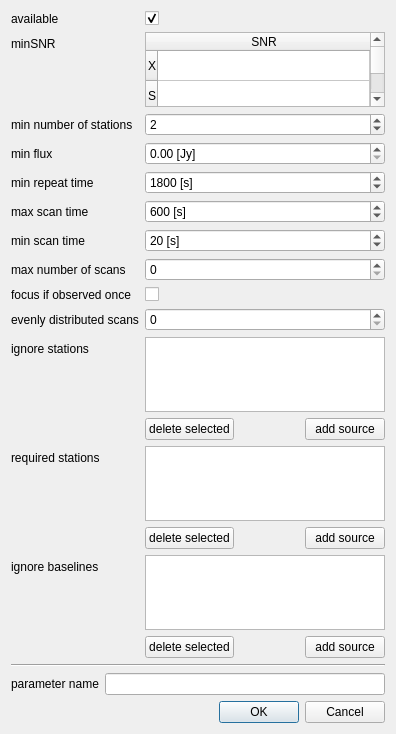
Qt form sourceparametersdialog.ui (TUW-VieVS/VieSchedpp) before a commit.
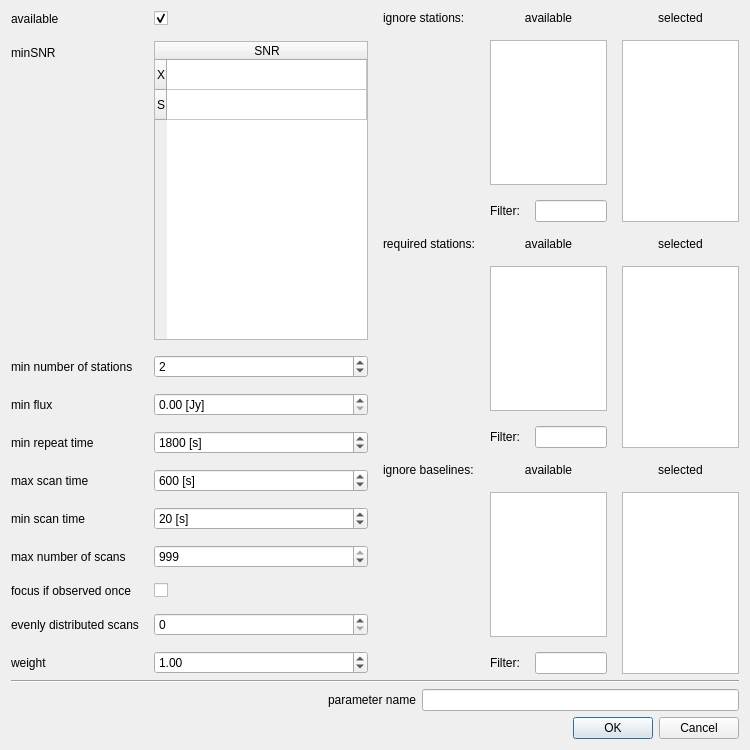
The same form after that commit.

The edit to the form file:
```diff
--- a/sourceparametersdialog.ui
+++ b/sourceparametersdialog.ui
@@ -6,14 +6,19 @@
    <rect>
     <x>0</x>
     <y>0</y>
-    <width>396</width>
-    <height>734</height>
+    <width>750</width>
+    <height>750</height>
    </rect>
   </property>
   <property name="windowTitle">
    <string>Dialog</string>
   </property>
-  <layout class="QVBoxLayout" name="verticalLayout_4">
+  <layout class="QVBoxLayout" name="verticalLayout">
+   <item>
+    <layout class="QHBoxLayout" name="horizontalLayout_8" stretch="1,1">
+     <property name="spacing">
+      <number>15</number>
+     </property>
    <item>
     <layout class="QFormLayout" name="formLayout">
      <item row="0" column="0">
@@ -86,6 +91,16 @@
        </property>
       </widget>
      </item>
+       <item row="3" column="1">
+        <widget class="QDoubleSpinBox" name="doubleSpinBox_minFlux">
+         <property name="suffix">
+          <string> [Jy]</string>
+         </property>
+         <property name="singleStep">
+          <double>0.100000000000000</double>
+         </property>
+        </widget>
+       </item>
      <item row="4" column="0">
       <widget class="QLabel" name="label">
        <property name="text">
@@ -139,69 +154,8 @@
        </property>
       </widget>
      </item>
-     <item row="10" column="0">
-      <widget class="QLabel" name="label_4">
-       <property name="text">
-        <string>ignore stations</string>
-       </property>
-      </widget>
-     </item>
-     <item row="10" column="1">
-      <layout class="QVBoxLayout" name="verticalLayout">
-       <item>
-        <widget class="QListWidget" name="listWidget">
-         <item>
-          <property name="text">
-           <string/>
-          </property>
-         </item>
-        </widget>
-       </item>
-       <item>
-        <layout class="QHBoxLayout" name="horizontalLayout">
-         <item>
-          <widget class="QPushButton" name="pushButton_2">
-           <property name="text">
-            <string>delete selected</string>
-           </property>
-          </widget>
-         </item>
-         <item>
-          <spacer name="horizontalSpacer">
-           <property name="orientation">
-            <enum>Qt::Horizontal</enum>
-           </property>
-           <property name="sizeHint" stdset="0">
-            <size>
-             <width>40</width>
-             <height>20</height>
-            </size>
-           </property>
-          </spacer>
-         </item>
-         <item>
-          <widget class="QPushButton" name="pushButton">
-           <property name="text">
-            <string>add source</string>
-           </property>
-          </widget>
-         </item>
-        </layout>
-       </item>
-      </layout>
-     </item>
-     <item row="3" column="1">
-      <widget class="QDoubleSpinBox" name="doubleSpinBox_2">
-       <property name="suffix">
-        <string> [Jy]</string>
-       </property>
-       <property name="singleStep">
-        <double>0.100000000000000</double>
-       </property>
-      </widget>
-     </item>
      <item row="6" column="1">
-      <widget class="QSpinBox" name="spinBox">
+        <widget class="QSpinBox" name="spinBox_minScanTime">
        <property name="suffix">
         <string> [s]</string>
        </property>
@@ -227,7 +181,14 @@
       </widget>
      </item>
      <item row="7" column="1">
-      <widget class="QSpinBox" name="spinBox_2"/>
+        <widget class="QSpinBox" name="spinBox_maxNumberOfScans">
+         <property name="maximum">
+          <number>999</number>
+         </property>
+         <property name="value">
+          <number>999</number>
+         </property>
+        </widget>
      </item>
      <item row="8" column="0">
       <widget class="QLabel" name="label_7">
@@ -243,108 +204,6 @@
        </property>
       </widget>
      </item>
-     <item row="12" column="0">
-      <widget class="QLabel" name="label_8">
-       <property name="text">
-        <string>ignore baselines</string>
-       </property>
-      </widget>
-     </item>
-     <item row="12" column="1">
-      <layout class="QVBoxLayout" name="verticalLayout_2">
-       <item>
-        <widget class="QListWidget" name="listWidget_2">
-         <item>
-          <property name="text">
-           <string/>
-          </property>
-         </item>
-        </widget>
-       </item>
-       <item>
-        <layout class="QHBoxLayout" name="horizontalLayout_3">
-         <item>
-          <widget class="QPushButton" name="pushButton_3">
-           <property name="text">
-            <string>delete selected</string>
-           </property>
-          </widget>
-         </item>
-         <item>
-          <spacer name="horizontalSpacer_2">
-           <property name="orientation">
-            <enum>Qt::Horizontal</enum>
-           </property>
-           <property name="sizeHint" stdset="0">
-            <size>
-             <width>40</width>
-             <height>20</height>
-            </size>
-           </property>
-          </spacer>
-         </item>
-         <item>
-          <widget class="QPushButton" name="pushButton_4">
-           <property name="text">
-            <string>add source</string>
-           </property>
-          </widget>
-         </item>
-        </layout>
-       </item>
-      </layout>
-     </item>
-     <item row="11" column="0">
-      <widget class="QLabel" name="label_9">
-       <property name="text">
-        <string>required stations</string>
-       </property>
-      </widget>
-     </item>
-     <item row="11" column="1">
-      <layout class="QVBoxLayout" name="verticalLayout_3">
-       <item>
-        <widget class="QListWidget" name="listWidget_3">
-         <item>
-          <property name="text">
-           <string/>
-          </property>
-         </item>
-        </widget>
-       </item>
-       <item>
-        <layout class="QHBoxLayout" name="horizontalLayout_4">
-         <item>
-          <widget class="QPushButton" name="pushButton_5">
-           <property name="text">
-            <string>delete selected</string>
-           </property>
-          </widget>
-         </item>
-         <item>
-          <spacer name="horizontalSpacer_3">
-           <property name="orientation">
-            <enum>Qt::Horizontal</enum>
-           </property>
-           <property name="sizeHint" stdset="0">
-            <size>
-             <width>40</width>
-             <height>20</height>
-            </size>
-           </property>
-          </spacer>
-         </item>
-         <item>
-          <widget class="QPushButton" name="pushButton_6">
-           <property name="text">
-            <string>add source</string>
-           </property>
-          </widget>
-         </item>
-        </layout>
-       </item>
-      </layout>
-     </item>
      <item row="9" column="0">
       <widget class="QLabel" name="label_10">
        <property name="text">
@@ -353,7 +212,265 @@
       </widget>
      </item>
      <item row="9" column="1">
-      <widget class="QSpinBox" name="spinBox_5"/>
+        <widget class="QSpinBox" name="spinBox_evenlyDistScans">
+         <property name="maximum">
+          <number>999</number>
+         </property>
+        </widget>
+       </item>
+       <item row="10" column="0">
+        <widget class="QLabel" name="weightLabel">
+         <property name="text">
+          <string>weight</string>
+         </property>
+        </widget>
+       </item>
+       <item row="10" column="1">
+        <widget class="QDoubleSpinBox" name="weightDoubleSpinBox">
+         <property name="singleStep">
+          <double>0.100000000000000</double>
+         </property>
+         <property name="value">
+          <double>1.000000000000000</double>
+         </property>
+        </widget>
+       </item>
+      </layout>
+     </item>
+     <item>
+      <layout class="QFormLayout" name="formLayout_2">
+       <item row="0" column="0">
+        <widget class="QLabel" name="label_4">
+         <property name="text">
+          <string>ignore stations:</string>
+         </property>
+         <property name="alignment">
+          <set>Qt::AlignLeading|Qt::AlignLeft|Qt::AlignTop</set>
+         </property>
+        </widget>
+       </item>
+       <item row="0" column="1">
+        <layout class="QHBoxLayout" name="horizontalLayout_3">
+         <item>
+          <layout class="QVBoxLayout" name="verticalLayout_2">
+           <item>
+            <widget class="QLabel" name="label_11">
+             <property name="text">
+              <string>available</string>
+             </property>
+             <property name="alignment">
+              <set>Qt::AlignCenter</set>
+             </property>
+            </widget>
+           </item>
+           <item>
+            <widget class="QListView" name="listView_ignoreStations">
+             <property name="editTriggers">
+              <set>QAbstractItemView::NoEditTriggers</set>
+             </property>
+            </widget>
+           </item>
+           <item>
+            <layout class="QHBoxLayout" name="horizontalLayout">
+             <item>
+              <widget class="QLabel" name="label_12">
+               <property name="text">
+                <string>Filter:</string>
+               </property>
+              </widget>
+             </item>
+             <item>
+              <widget class="QLineEdit" name="lineEdit_ignoreStations">
+               <property name="inputMask">
+                <string/>
+               </property>
+               <property name="text">
+                <string/>
+               </property>
+              </widget>
+             </item>
+            </layout>
+           </item>
+          </layout>
+         </item>
+         <item>
+          <layout class="QVBoxLayout" name="verticalLayout_3">
+           <item>
+            <widget class="QLabel" name="label_13">
+             <property name="text">
+              <string>selected</string>
+             </property>
+             <property name="alignment">
+              <set>Qt::AlignCenter</set>
+             </property>
+            </widget>
+           </item>
+           <item>
+            <widget class="QListWidget" name="listWidget_selectedIgnoreStations">
+             <property name="editTriggers">
+              <set>QAbstractItemView::NoEditTriggers</set>
+             </property>
+            </widget>
+           </item>
+          </layout>
+         </item>
+        </layout>
+       </item>
+       <item row="1" column="0">
+        <widget class="QLabel" name="label_9">
+         <property name="text">
+          <string>required stations:</string>
+         </property>
+         <property name="alignment">
+          <set>Qt::AlignLeading|Qt::AlignLeft|Qt::AlignTop</set>
+         </property>
+        </widget>
+       </item>
+       <item row="1" column="1">
+        <layout class="QHBoxLayout" name="horizontalLayout_4">
+         <item>
+          <layout class="QVBoxLayout" name="verticalLayout_4">
+           <item>
+            <widget class="QLabel" name="label_14">
+             <property name="text">
+              <string>available</string>
+             </property>
+             <property name="alignment">
+              <set>Qt::AlignCenter</set>
+             </property>
+            </widget>
+           </item>
+           <item>
+            <widget class="QListView" name="listView_requiredStations">
+             <property name="editTriggers">
+              <set>QAbstractItemView::NoEditTriggers</set>
+             </property>
+            </widget>
+           </item>
+           <item>
+            <layout class="QHBoxLayout" name="horizontalLayout_5">
+             <item>
+              <widget class="QLabel" name="label_15">
+               <property name="text">
+                <string>Filter:</string>
+               </property>
+              </widget>
+             </item>
+             <item>
+              <widget class="QLineEdit" name="lineEdit_filterRequiredStations">
+               <property name="inputMask">
+                <string/>
+               </property>
+               <property name="text">
+                <string/>
+               </property>
+              </widget>
+             </item>
+            </layout>
+           </item>
+          </layout>
+         </item>
+         <item>
+          <layout class="QVBoxLayout" name="verticalLayout_5">
+           <item>
+            <widget class="QLabel" name="label_16">
+             <property name="text">
+              <string>selected</string>
+             </property>
+             <property name="alignment">
+              <set>Qt::AlignCenter</set>
+             </property>
+            </widget>
+           </item>
+           <item>
+            <widget class="QListWidget" name="listWidget_selectedRequiredStations">
+             <property name="editTriggers">
+              <set>QAbstractItemView::NoEditTriggers</set>
+             </property>
+            </widget>
+           </item>
+          </layout>
+         </item>
+        </layout>
+       </item>
+       <item row="2" column="0">
+        <widget class="QLabel" name="label_8">
+         <property name="text">
+          <string>ignore baselines:</string>
+         </property>
+         <property name="alignment">
+          <set>Qt::AlignLeading|Qt::AlignLeft|Qt::AlignTop</set>
+         </property>
+        </widget>
+       </item>
+       <item row="2" column="1">
+        <layout class="QHBoxLayout" name="horizontalLayout_6">
+         <item>
+          <layout class="QVBoxLayout" name="verticalLayout_6">
+           <item>
+            <widget class="QLabel" name="label_17">
+             <property name="text">
+              <string>available</string>
+             </property>
+             <property name="alignment">
+              <set>Qt::AlignCenter</set>
+             </property>
+            </widget>
+           </item>
+           <item>
+            <widget class="QListView" name="listView_ignoreBaselines">
+             <property name="editTriggers">
+              <set>QAbstractItemView::NoEditTriggers</set>
+             </property>
+            </widget>
+           </item>
+           <item>
+            <layout class="QHBoxLayout" name="horizontalLayout_7">
+             <item>
+              <widget class="QLabel" name="label_18">
+               <property name="text">
+                <string>Filter:</string>
+               </property>
+              </widget>
+             </item>
+             <item>
+              <widget class="QLineEdit" name="lineEdit_filter_ignoreBaselines">
+               <property name="inputMask">
+                <string/>
+               </property>
+               <property name="text">
+                <string/>
+               </property>
+              </widget>
+             </item>
+            </layout>
+           </item>
+          </layout>
+         </item>
+         <item>
+          <layout class="QVBoxLayout" name="verticalLayout_7">
+           <item>
+            <widget class="QLabel" name="label_19">
+             <property name="text">
+              <string>selected</string>
+             </property>
+             <property name="alignment">
+              <set>Qt::AlignCenter</set>
+             </property>
+            </widget>
+           </item>
+           <item>
+            <widget class="QListWidget" name="listWidget_selectedIgnoreBaselines">
+             <property name="editTriggers">
+              <set>QAbstractItemView::NoEditTriggers</set>
+             </property>
+            </widget>
+           </item>
+          </layout>
+         </item>
+        </layout>
+       </item>
+      </layout>
      </item>
     </layout>
    </item>
@@ -366,6 +483,19 @@
    </item>
    <item>
     <layout class="QHBoxLayout" name="horizontalLayout_2">
+     <item>
+      <spacer name="horizontalSpacer">
+       <property name="orientation">
+        <enum>Qt::Horizontal</enum>
+       </property>
+       <property name="sizeHint" stdset="0">
+        <size>
+         <width>40</width>
+         <height>20</height>
+        </size>
+       </property>
+      </spacer>
+     </item>
      <item>
       <widget class="QLabel" name="label_5">
        <property name="text">
```
Left out of the diff: 47 changed lines with no effect on the pictures. Lines whose indentation alone changed are shown as unchanged.
